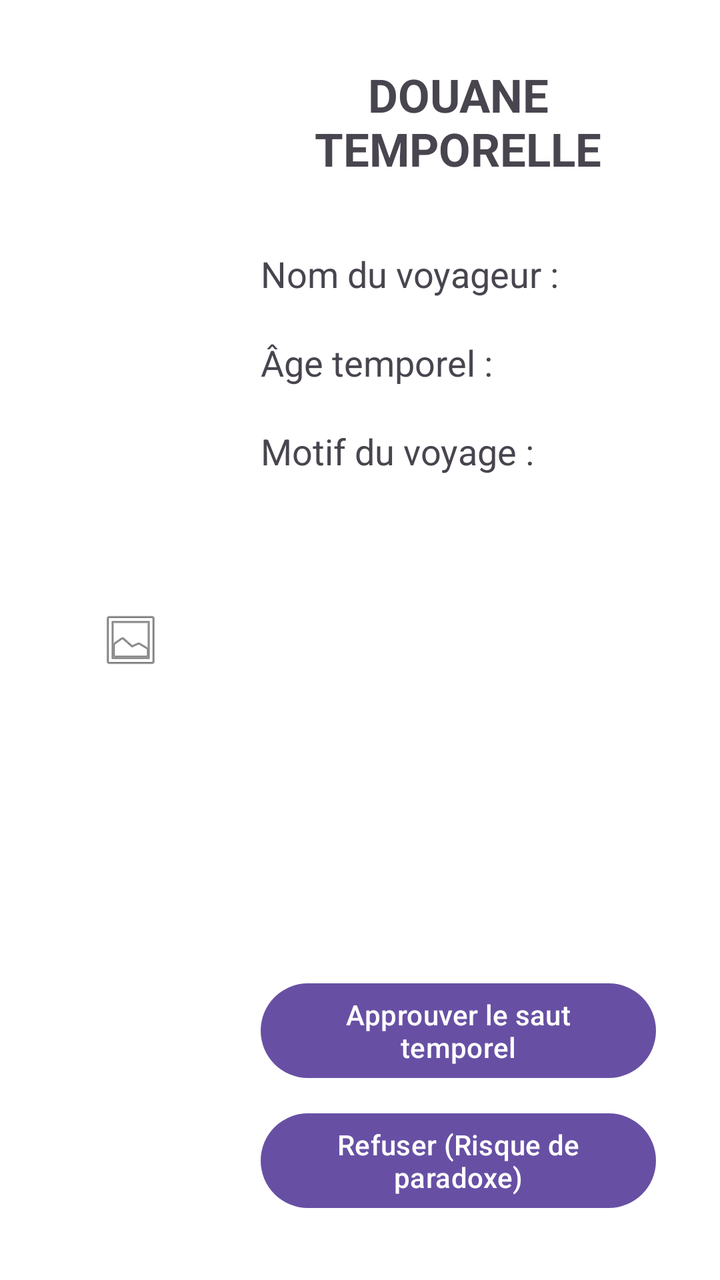
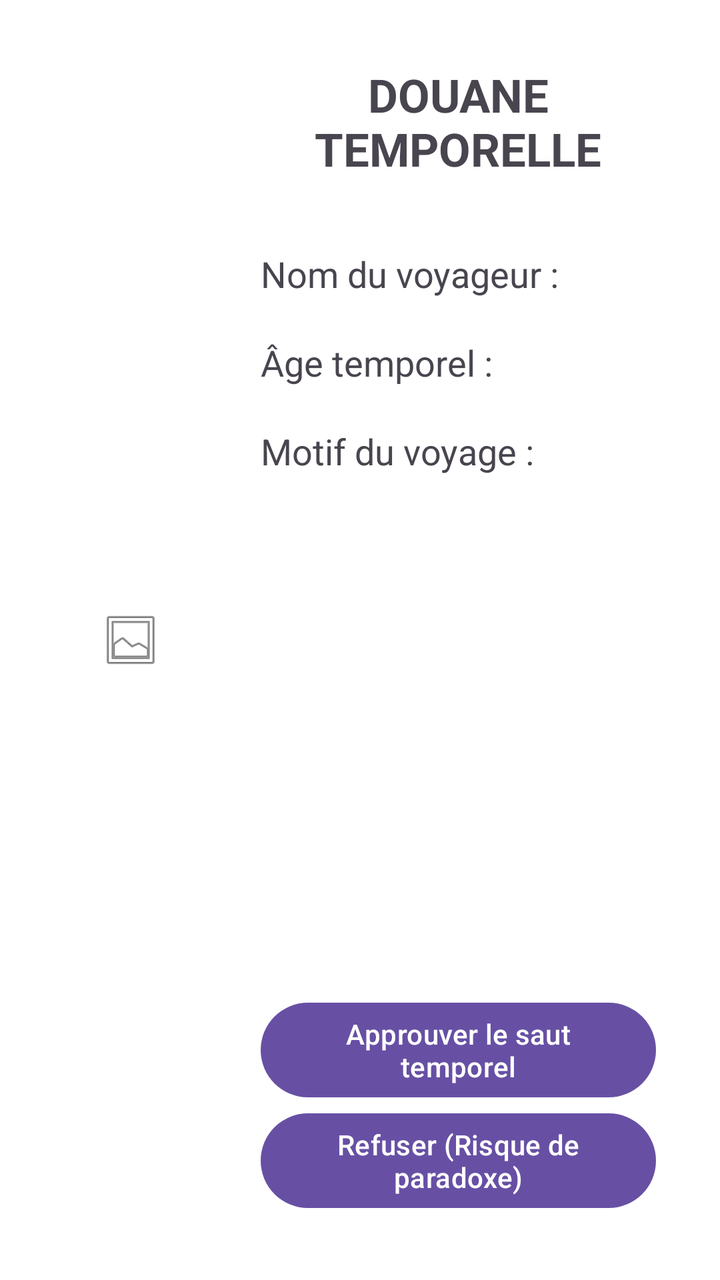

Compare the two renders of this Android layout. The source of the first and the diff that turns it into the second are given below.
<!-- AndroidManifest.xml: application theme Theme.DouaneTemporelle -->
<!-- res/layout/activity_verification.xml -->
<?xml version="1.0" encoding="utf-8"?>
<LinearLayout
    xmlns:android="http://schemas.android.com/apk/res/android"
    android:layout_width="match_parent"
    android:layout_height="match_parent"
    android:orientation="horizontal"
    android:padding="16dp"
    android:background="#FFFFFF">

    
    <ImageView
        android:id="@+id/img_passeport_rc"
        android:layout_width="0dp"
        android:layout_height="match_parent"
        android:layout_weight="0.3"
        android:src="@android:drawable/ic_menu_gallery"
        android:scaleType="centerInside"
        android:contentDescription="صورة جواز السفر" />

    
    <RelativeLayout
        android:id="@+id/layout_verification_rc"
        android:layout_width="0dp"
        android:layout_height="match_parent"
        android:layout_weight="0.7"
        android:padding="16dp">

        
        <TextView
            android:id="@+id/txt_titre_verification_rc"
            android:layout_width="match_parent"
            android:layout_height="wrap_content"
            android:text="DOUANE TEMPORELLE"
            android:textSize="23sp"
            android:textStyle="bold"
            android:gravity="center" />

        
        <TextView
            android:id="@+id/txt_nom_voyageur_rc"
            android:layout_width="match_parent"
            android:layout_height="wrap_content"
            android:layout_below="@id/txt_titre_verification_rc"
            android:layout_marginTop="35dp"
            android:text="Nom du voyageur :"
            android:textSize="18sp" />

        
        <TextView
            android:id="@+id/txt_age_temporel_rc"
            android:layout_width="match_parent"
            android:layout_height="wrap_content"
            android:layout_below="@id/txt_nom_voyageur_rc"
            android:layout_marginTop="20dp"
            android:text="Âge temporel :"
            android:textSize="18sp" />

        
        <TextView
            android:id="@+id/txt_motif_voyage_rc"
            android:layout_width="match_parent"
            android:layout_height="wrap_content"
            android:layout_below="@id/txt_age_temporel_rc"
            android:layout_marginTop="20dp"
            android:text="Motif du voyage :"
            android:textSize="18sp" />

        
        <Button
            android:id="@+id/btn_accepter_rc"
            android:layout_width="match_parent"
            android:layout_height="wrap_content"
            android:layout_alignParentBottom="true"
            android:layout_marginBottom="65dp"
            android:text="Approuver le saut temporel" />

        
        <Button
            android:id="@+id/btn_refuser_rc"
            android:layout_width="match_parent"
            android:layout_height="wrap_content"
            android:layout_alignParentBottom="true"
            android:text="Refuser (Risque de paradoxe)" />

    </RelativeLayout>

</LinearLayout>
<!-- resources referenced by this layout -->
<resources>
  <style name="Theme.DouaneTemporelle" parent="Base.Theme.DouaneTemporelle" />
  <style name="Base.Theme.DouaneTemporelle" parent="Theme.Material3.DayNight.NoActionBar">
          
          
      </style>
</resources>

<!-- the commit's change to res/layout/activity_verification.xml (unified diff, before → after) -->
@@ -70,8 +70,7 @@
             android:id="@+id/btn_accepter_rc"
             android:layout_width="match_parent"
             android:layout_height="wrap_content"
-            android:layout_alignParentBottom="true"
-            android:layout_marginBottom="65dp"
+            android:layout_above="@id/btn_refuser_rc"
             android:text="Approuver le saut temporel" />
 
         
